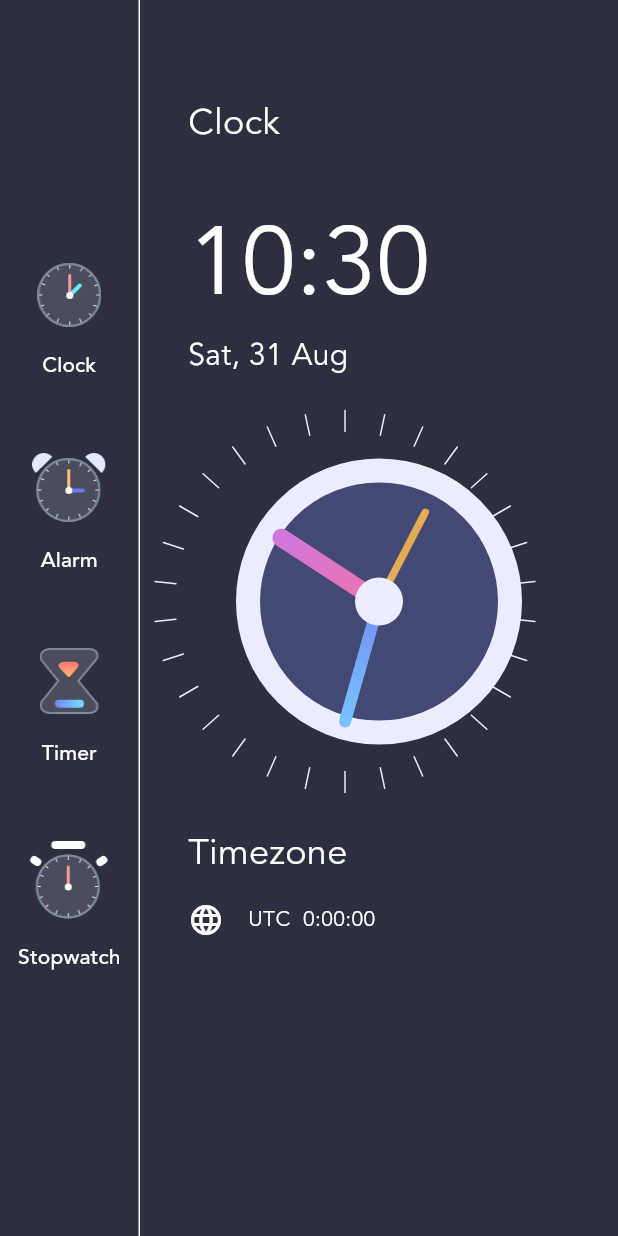
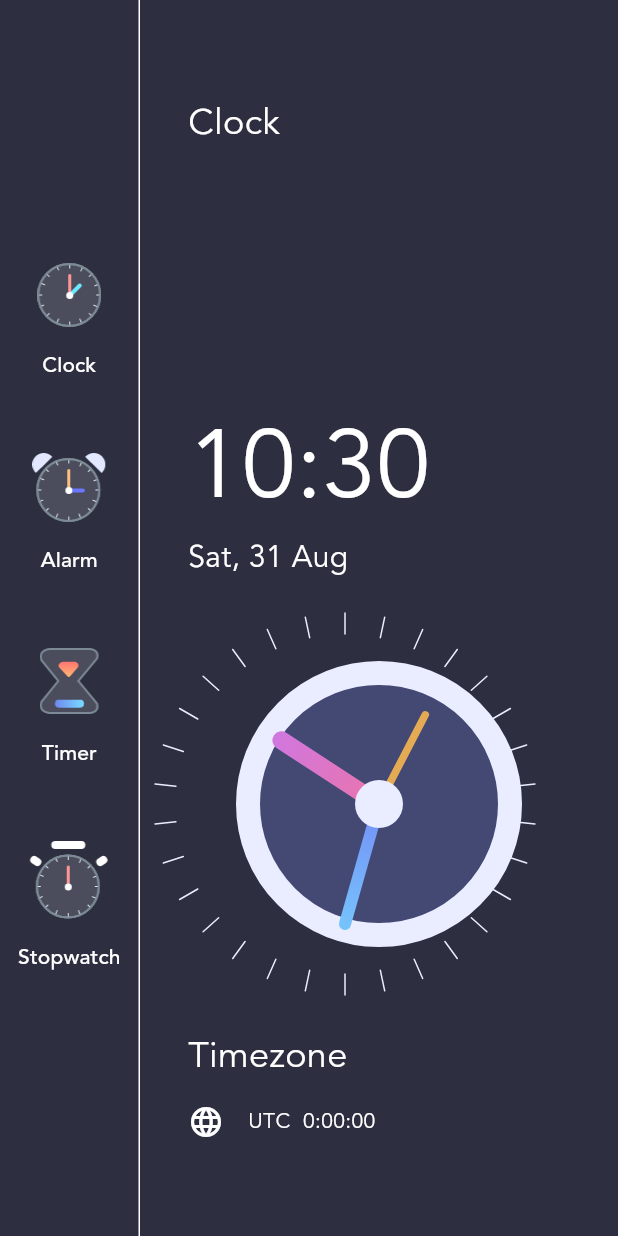
Before and after one commit to JOYBOY1O1/Alarm_clock_app, a Flutter app: the screen it shows after launch, on a phone screen of 412 x 824 dp. Run offline on Flutter 3.47's test engine with Material 3 defaults, Android fonts, the phone set to English and light mode, and no system bars.

Commit message:
update homepage

```diff
--- a/lib/homepage.dart
+++ b/lib/homepage.dart
@@ -60,15 +60,18 @@ class _HomePageState extends State<HomePage> {
               child: Column(
                 crossAxisAlignment: CrossAxisAlignment.start,
                 children: <Widget>[
-                  const Text(
-                    'Clock',
-                    style: TextStyle(
-                      fontFamily: 'avenir',
-                      color: Colors.white,
-                      fontSize: 24,
+                  const Flexible(
+                    flex: 1,
+                    fit: FlexFit.tight,
+                    child: Text(
+                      'Clock',
+                      style: TextStyle(
+                        fontFamily: 'avenir',
+                        color: Colors.white,
+                        fontSize: 24,
+                      ),
                     ),
                   ),
-                  const SizedBox(height: 32),
                   Text(
                     formattedTime, // Use formattedTime here if needed
                     style: const TextStyle(
```
